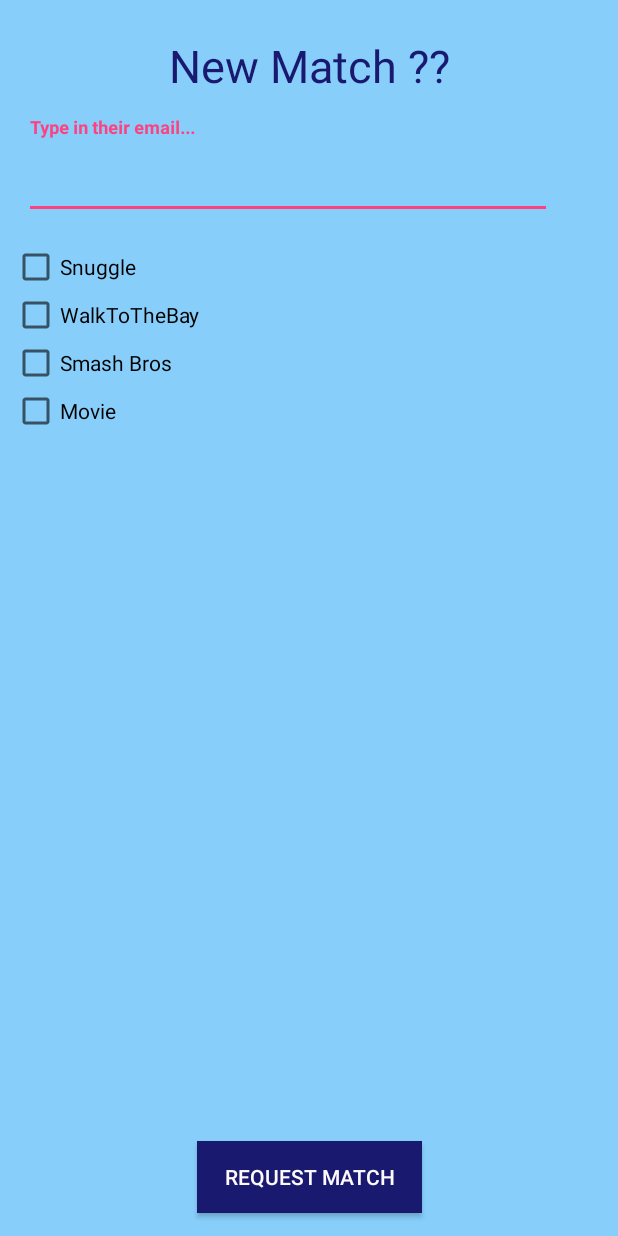
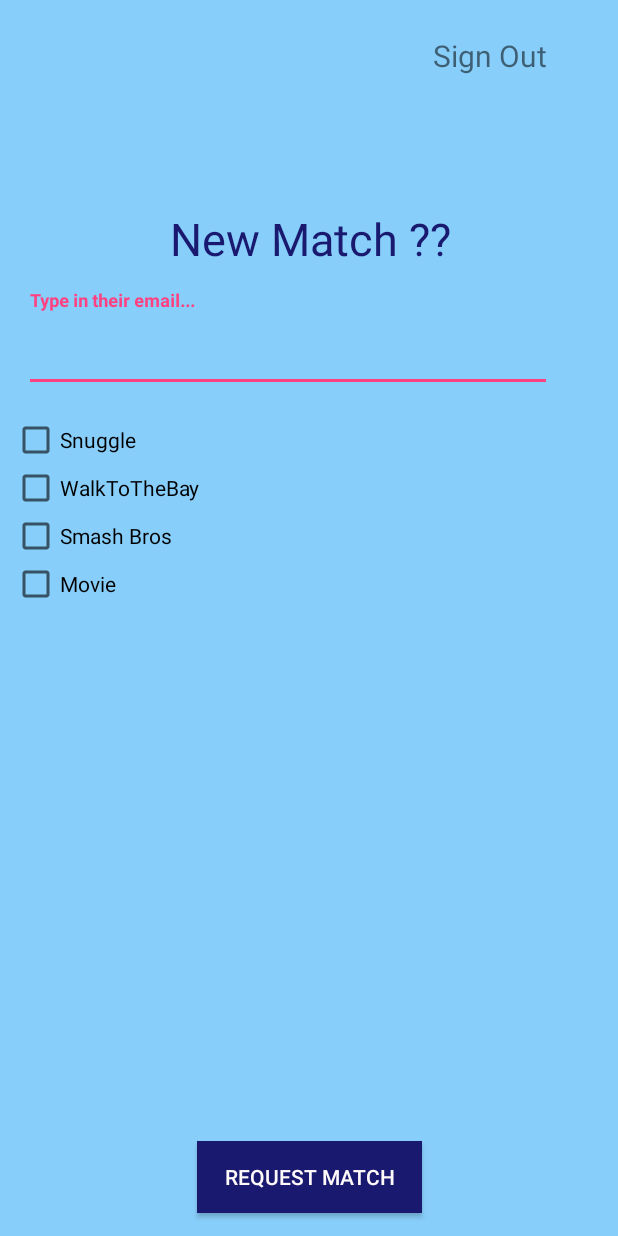
Before and after one commit to BluEyedTree/MadameMatchMaker, an Android app: the RequestMatchActivity screen opened directly, with no data from a screen before it, on a phone screen of 412 x 824 dp. Run offline under Robolectric (Android 15) with nearby library versions, the phone set to English and light mode, and no system bars; network calls fail.

Commit message:
Sign out clickable added to all the activities.

```diff
--- a/Android App/basicBApp/app/src/main/java/com/hfad/basicbapp/RequestMatchActivity.java
+++ b/Android App/basicBApp/app/src/main/java/com/hfad/basicbapp/RequestMatchActivity.java
@@ -1,5 +1,6 @@
 package com.hfad.basicbapp;
 
+import android.content.Intent;
 import android.support.v7.app.AppCompatActivity;
 import android.os.Bundle;
 import android.util.Log;
@@ -7,6 +8,7 @@ import android.view.View;
 import android.widget.Button;
 import android.widget.CheckBox;
 import android.widget.EditText;
+import android.widget.TextView;
 import android.widget.Toast;
 
 import java.util.ArrayList;
@@ -16,6 +18,7 @@ public class RequestMatchActivity extends AppCompatActivity {
     EditText emailRequested;
     Button requestMatch;
     CheckBox checkBox1,checkBox2,checkBox3,checkBox4;
+    TextView SignOut;
     @Override
     protected void onCreate(Bundle savedInstanceState) {
         super.onCreate(savedInstanceState);
@@ -31,7 +34,7 @@ public class RequestMatchActivity extends AppCompatActivity {
         checkBox2 = (CheckBox)findViewById(R.id.activity2);
         checkBox3 = (CheckBox)findViewById(R.id.activity3);
         checkBox4 = (CheckBox)findViewById(R.id.activity4);
-
+        SignOut = (TextView)findViewById(R.id.signOut);
     }
     private void setOnClickListener(){
         requestMatch.setOnClickListener(new View.OnClickListener() {
@@ -50,6 +53,14 @@ public class RequestMatchActivity extends AppCompatActivity {
                 emailRequested.setText(" ");
             }
         });
+        SignOut.setOnClickListener(new View.OnClickListener() {
+            @Override
+            public void onClick(View view) {
+                Intent backToLoginPage = new Intent(getApplicationContext(),LoginActivity.class);
+                startActivity(backToLoginPage);
+            }
+        });
+
     }
     private String[] getActivitiesChoosen(){
         List<String> activities = new ArrayList<String>();
--- a/Android App/basicBApp/app/src/main/res/layout/activity_login_fail.xml
+++ b/Android App/basicBApp/app/src/main/res/layout/activity_login_fail.xml
@@ -9,7 +9,7 @@
     <TextView
         android:layout_width="wrap_content"
         android:layout_height="wrap_content"
-        android:text="LOGIN FAILED BITCH ! "
+        android:text="LOGIN FAILED! "
         >
 
     </TextView>
--- a/Android App/basicBApp/app/src/main/res/layout/activity_request_match.xml
+++ b/Android App/basicBApp/app/src/main/res/layout/activity_request_match.xml
@@ -20,11 +20,12 @@
         android:layout_marginTop="8dp"
         app:layout_constraintBottom_toBottomOf="parent"
         android:layout_marginBottom="8dp"
-        app:layout_constraintVertical_bias="0.01999998"
+        app:layout_constraintVertical_bias="0.17000002"
         android:textColor="@color/midnightBlu"
         android:textSize="30dp"
         android:layout_marginStart="8dp"
-        android:layout_marginEnd="8dp" />
+        android:layout_marginEnd="8dp"
+        app:layout_constraintHorizontal_bias="0.505" />
 
     <Button
         android:id="@+id/requestMatchButton"
@@ -79,7 +80,7 @@
         app:layout_constraintRight_toRightOf="parent"
         android:layout_marginTop="8dp"
         app:layout_constraintTop_toBottomOf="@+id/textInputLayout"
-        app:layout_constraintVertical_bias="0.0"
+        app:layout_constraintVertical_bias="0.55"
         android:layout_marginStart="8dp"
         android:layout_marginEnd="7dp"
         app:layout_constraintHorizontal_bias="0.0">
@@ -120,5 +121,23 @@
         </LinearLayout>
     </ScrollView>
 
+    <TextView
+        android:id="@+id/signOut"
+        android:layout_width="wrap_content"
+        android:layout_height="wrap_content"
+        android:text="Sign Out "
+        android:textSize="20dp"
+        android:clickable="true"
+        app:layout_constraintTop_toTopOf="parent"
+        android:layout_marginTop="8dp"
+        android:layout_marginRight="8dp"
+        app:layout_constraintRight_toRightOf="parent"
+        android:layout_marginLeft="8dp"
+        app:layout_constraintLeft_toLeftOf="parent"
+        app:layout_constraintHorizontal_bias="0.89"
+        app:layout_constraintBottom_toBottomOf="parent"
+        android:layout_marginBottom="8dp"
+        app:layout_constraintVertical_bias="0.01999998" />
+
 
 </android.support.constraint.ConstraintLayout>
```
Also changed, not shown: Android App/basicBApp/app/src/main/java/com/hfad/basicbapp/MenuActivity.java (+7 -1 lines), Android App/basicBApp/app/src/main/java/com/hfad/basicbapp/ViewMatches.java (+16 -0 lines), Android App/basicBApp/app/src/main/res/layout/activity_menu.xml (+19 -0 lines), Android App/basicBApp/app/src/main/res/layout/activity_view_matches.xml (+15 -2 lines).
